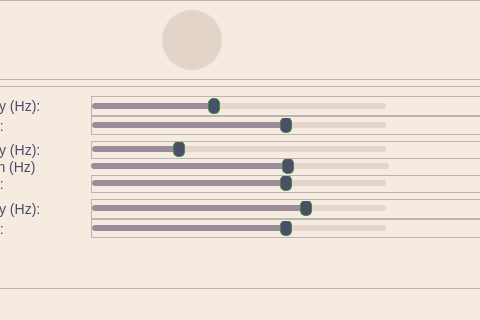
Old version of the form GUI.ui in the repository hoangm960/eq-hand; both pictures show x 301 to 781 and y 567 to 887 of the 1098 by 887 pixel window.
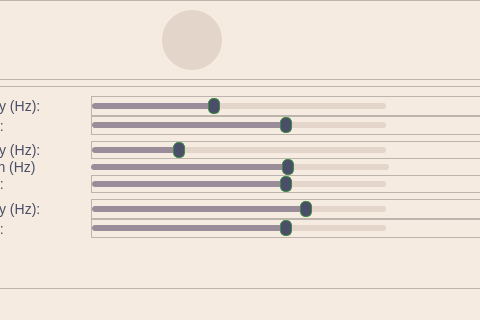
New version of the form. Icons and pictures are not drawn.

The edit to the form file:
```diff
--- a/GUI.ui
+++ b/GUI.ui
@@ -563,7 +563,7 @@
             <item>
              <widget class="QSlider" name="band_gain_slider">
               <property name="sizePolicy">
-               <sizepolicy hsizetype="Expanding" vsizetype="Fixed">
+               <sizepolicy hsizetype="Expanding" vsizetype="Preferred">
                 <horstretch>0</horstretch>
                 <verstretch>0</verstretch>
                </sizepolicy>
@@ -628,7 +628,7 @@
             <item>
              <widget class="QSlider" name="band_freq_slider">
               <property name="sizePolicy">
-               <sizepolicy hsizetype="Expanding" vsizetype="Fixed">
+               <sizepolicy hsizetype="Expanding" vsizetype="Preferred">
                 <horstretch>0</horstretch>
                 <verstretch>0</verstretch>
                </sizepolicy>
@@ -683,6 +683,12 @@
           <layout class="QHBoxLayout" name="horizontalLayout_2">
            <item>
             <widget class="QSlider" name="band_bandwidth_slider">
+             <property name="sizePolicy">
+              <sizepolicy hsizetype="Expanding" vsizetype="Preferred">
+               <horstretch>0</horstretch>
+               <verstretch>0</verstretch>
+              </sizepolicy>
+             </property>
              <property name="minimum">
               <number>400</number>
              </property>
@@ -796,7 +802,7 @@
             <item>
              <widget class="QSlider" name="low_freq_slider">
               <property name="sizePolicy">
-               <sizepolicy hsizetype="Expanding" vsizetype="Fixed">
+               <sizepolicy hsizetype="Expanding" vsizetype="Preferred">
                 <horstretch>0</horstretch>
                 <verstretch>0</verstretch>
                </sizepolicy>
@@ -867,7 +873,7 @@
             <item>
              <widget class="QSlider" name="low_gain_slider">
               <property name="sizePolicy">
-               <sizepolicy hsizetype="Expanding" vsizetype="Fixed">
+               <sizepolicy hsizetype="Expanding" vsizetype="Preferred">
                 <horstretch>0</horstretch>
                 <verstretch>0</verstretch>
                </sizepolicy>
@@ -1051,7 +1057,7 @@
             <item>
              <widget class="QSlider" name="high_gain_slider">
               <property name="sizePolicy">
-               <sizepolicy hsizetype="Expanding" vsizetype="Fixed">
+               <sizepolicy hsizetype="Expanding" vsizetype="Preferred">
                 <horstretch>0</horstretch>
                 <verstretch>0</verstretch>
                </sizepolicy>
```
Left out of the diff: 10 changed lines with no effect on the pictures.
